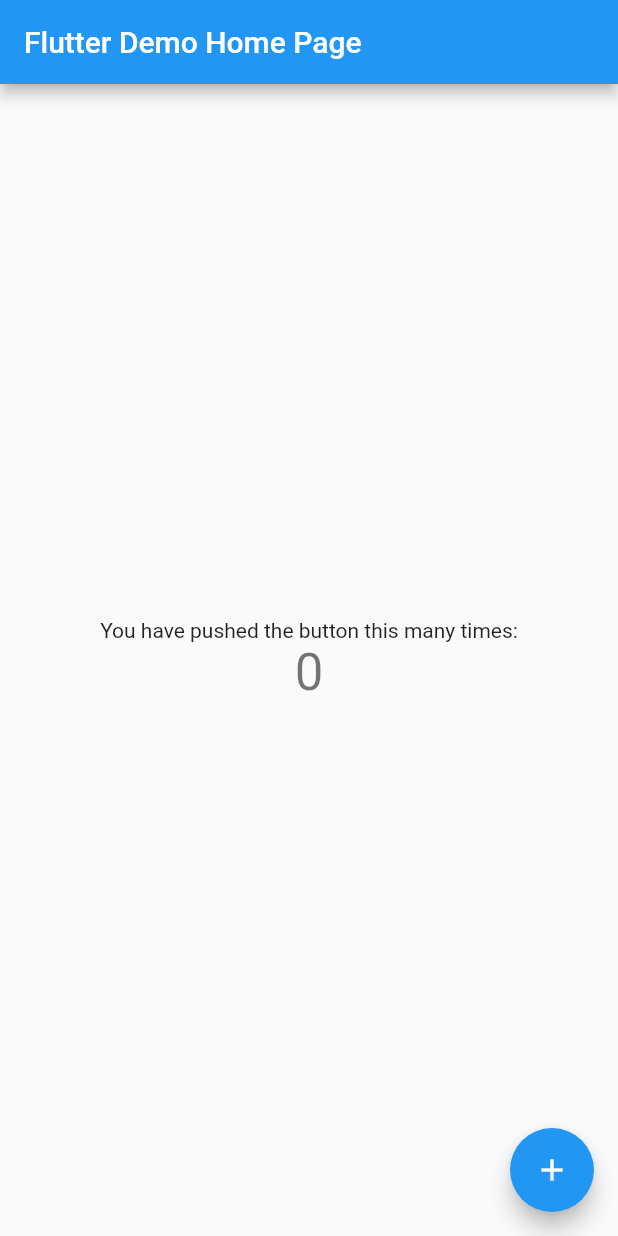
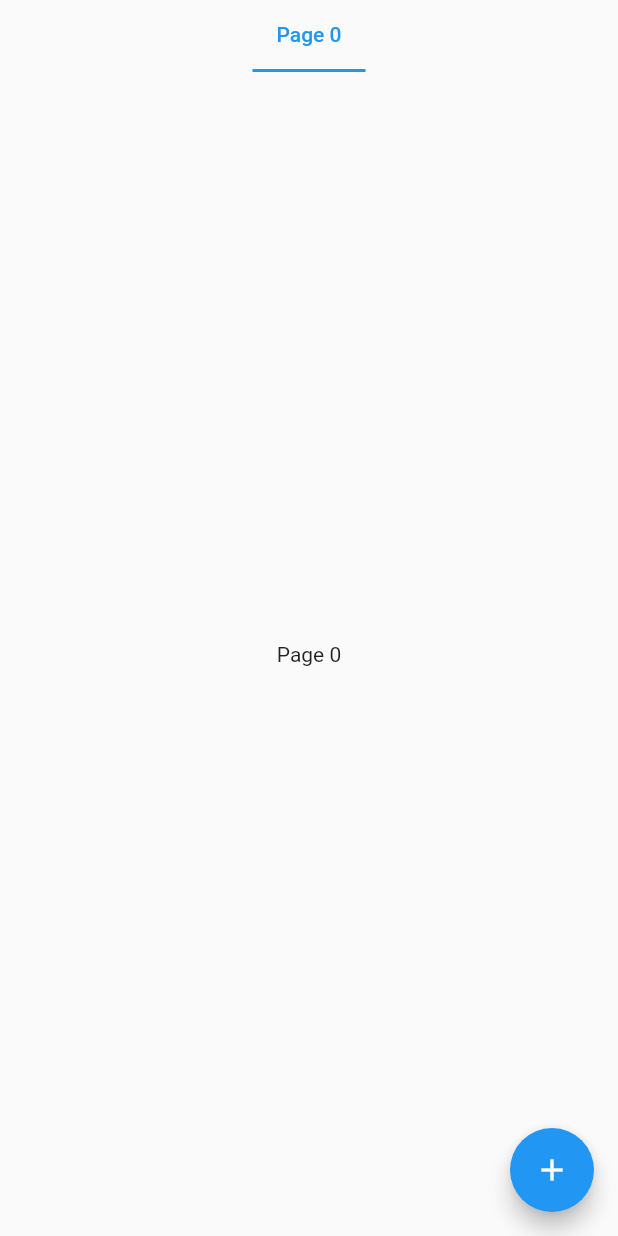
Before and after one commit to filipenanclarez/poc_custom_tabs_memory_leak, a Flutter app: the screen it shows after launch, on a phone screen of 412 x 824 dp. Run offline on Flutter 3.47's test engine with Material 2 defaults, Android fonts, the phone set to English and light mode, and no system bars.

Commit message:
simulação com custom tab no estado puro, usando list builder

```diff
--- a/lib/main.dart
+++ b/lib/main.dart
@@ -1,67 +1,260 @@
+import 'dart:async';
+
 import 'package:flutter/material.dart';
 
-void main() {
-  runApp(const MyApp());
-}
+void main() => runApp(MyApp());
 
 class MyApp extends StatelessWidget {
-  const MyApp({super.key});
-
   @override
   Widget build(BuildContext context) {
     return MaterialApp(
       title: 'Flutter Demo',
-      theme: ThemeData(
-        primarySwatch: Colors.blue,
-      ),
-      home: const MyHomePage(title: 'Flutter Demo Home Page'),
+      home: MyHomePage(),
     );
   }
 }
 
 class MyHomePage extends StatefulWidget {
-  const MyHomePage({super.key, required this.title});
-
-  final String title;
-
   @override
-  State<MyHomePage> createState() => _MyHomePageState();
+  _MyHomePageState createState() => _MyHomePageState();
 }
 
 class _MyHomePageState extends State<MyHomePage> {
-  int _counter = 0;
+  List<String> data = ['Page 0' /*, 'Page 1', 'Page 2'*/];
+  int initPosition = 0;
 
-  void _incrementCounter() {
-    setState(() {
-      _counter++;
+  static final customTabState = new GlobalKey<_CustomTabsState>();
+
+  @override
+  void initState() {
+    WidgetsBinding.instance.addPostFrameCallback((timeStamp) {
+      customTabState.currentState!.controller!.addListener(() {
+        debugPrint('addListener');
+      });
     });
+
+    super.initState();
+  }
+
+  @override
+  void dispose() {
+    customTabState.currentState!.controller!.removeListener(() {
+      debugPrint('removeListener');
+    });
+    super.dispose();
   }
 
   @override
   Widget build(BuildContext context) {
     return Scaffold(
-      appBar: AppBar(
-        title: Text(widget.title),
-      ),
-      body: Center(
-        child: Column(
-          mainAxisAlignment: MainAxisAlignment.center,
-          children: <Widget>[
-            const Text(
-              'You have pushed the button this many times:',
-            ),
-            Text(
-              '$_counter',
-              style: Theme.of(context).textTheme.headline4,
-            ),
-          ],
+      body: SafeArea(
+        child: CustomTabView(
+          key: customTabState,
+          initPosition: initPosition,
+          itemCount: data.length,
+          tabBuilder: (context, index) => Tab(text: data[index]),
+          pageBuilder: (context, index) => Center(child: Text(data[index])),
+          onPositionChange: (index) {
+            print('current position: $index');
+            initPosition = index;
+          },
+          onScroll: (position) => print('$position'),
         ),
       ),
       floatingActionButton: FloatingActionButton(
-        onPressed: _incrementCounter,
-        tooltip: 'Increment',
-        child: const Icon(Icons.add),
-      ), // This trailing comma makes auto-formatting nicer for build methods.
+        onPressed: () async {
+          for (var i = 0; i < 10; i++) {
+            for (var j = 0; j < 100; j++) {
+              setState(() {
+                data.add('Page ${data.length}');
+              });
+
+              setState(() {});
+
+              await customTabState.currentState!.createTabComplete();
+
+              customTabState.currentState!.controller!.animateTo(
+                  data.length - 1,
+                  duration: Duration(milliseconds: 100));
+
+              await Future.delayed(Duration(milliseconds: 500));
+            }
+
+            await Future.delayed(Duration(seconds: 1));
+
+            for (var j = 0; j < 100; j++) {
+              setState(() {
+                data.removeAt(data.length - 1);
+              });
+              await Future.delayed(Duration(milliseconds: 100));
+            }
+
+            await Future.delayed(Duration(seconds: 1));
+          }
+        },
+        child: Icon(Icons.add),
+      ),
     );
   }
 }
+
+/// Implementation
+
+class CustomTabView extends StatefulWidget {
+  final int itemCount;
+  final IndexedWidgetBuilder tabBuilder;
+  final IndexedWidgetBuilder pageBuilder;
+  final Widget? stub;
+  final ValueChanged<int>? onPositionChange;
+  final ValueChanged<double>? onScroll;
+  final int? initPosition;
+
+  const CustomTabView({
+    Key? key,
+    required this.itemCount,
+    required this.tabBuilder,
+    required this.pageBuilder,
+    this.stub,
+    this.onPositionChange,
+    this.onScroll,
+    this.initPosition,
+  }) : super(key: key);
+
+  @override
+  _CustomTabsState createState() => _CustomTabsState();
+}
+
+class _CustomTabsState extends State<CustomTabView>
+    with TickerProviderStateMixin {
+  TabController? controller;
+  int? _currentCount;
+  int? _currentPosition;
+
+  dynamic createTabCompleter;
+
+  Future<void> createTabComplete() async {
+    createTabCompleter = Completer();
+    return createTabCompleter.future;
+  }
+
+  @override
+  void initState() {
+    _currentPosition = widget.initPosition ?? 0;
+    controller = TabController(
+      length: widget.itemCount,
+      vsync: this,
+      initialIndex: _currentPosition!,
+    );
+    controller!.addListener(onPositionChange);
+    controller!.animation!.addListener(onScroll);
+    _currentCount = widget.itemCount;
+    super.initState();
+  }
+
+  @override
+  void didUpdateWidget(CustomTabView oldWidget) {
+    if (_currentCount != widget.itemCount) {
+      controller!.animation!.removeListener(onScroll);
+      controller!.removeListener(onPositionChange);
+      controller!.dispose();
+
+      if (widget.initPosition != null) {
+        _currentPosition = widget.initPosition;
+        WidgetsBinding.instance.addPostFrameCallback((timeStamp) {
+          if (!createTabCompleter.isCompleted) createTabCompleter.complete();
+        });
+      }
+
+      if (_currentPosition! > widget.itemCount - 1) {
+        _currentPosition = widget.itemCount - 1;
+        _currentPosition = _currentPosition! < 0 ? 0 : _currentPosition;
+        if (widget.onPositionChange is ValueChanged<int>) {
+          WidgetsBinding.instance.addPostFrameCallback((_) {
+            if (mounted) {
+              widget.onPositionChange!(_currentPosition!);
+            }
+          });
+        }
+      }
+
+      _currentCount = widget.itemCount;
+      setState(() {
+        controller = TabController(
+          length: widget.itemCount,
+          vsync: this,
+          initialIndex: _currentPosition!,
+        );
+        controller!.addListener(onPositionChange);
+        controller!.animation!.addListener(onScroll);
+      });
+    } else if (widget.initPosition != null) {
+      controller!.animateTo(widget.initPosition!);
+    }
+
+    super.didUpdateWidget(oldWidget);
+  }
+
+  @override
+  void dispose() {
+    controller!.animation!.removeListener(onScroll);
+    controller!.removeListener(onPositionChange);
+    controller!.dispose();
+    super.dispose();
+  }
+
+  @override
+  Widget build(BuildContext context) {
+    if (widget.itemCount < 1) return widget.stub ?? Container();
+
+    return Column(
+      crossAxisAlignment: CrossAxisAlignment.stretch,
+      children: <Widget>[
+        Container(
+          alignment: Alignment.center,
+          child: TabBar(
+            isScrollable: true,
+            controller: controller,
+            labelColor: Theme.of(context).primaryColor,
+            unselectedLabelColor: Theme.of(context).hintColor,
+            indicator: BoxDecoration(
+              border: Border(
+                bottom: BorderSide(
+                  color: Theme.of(context).primaryColor,
+                  width: 2,
+                ),
+              ),
+            ),
+            tabs: List.generate(
+              widget.itemCount,
+              (index) => widget.tabBuilder(context, index),
+            ),
+          ),
+        ),
+        Expanded(
+          child: TabBarView(
+            controller: controller,
+            children: List.generate(
+              widget.itemCount,
+              (index) => widget.pageBuilder(context, index),
+            ),
+          ),
+        ),
+      ],
+    );
+  }
+
+  onPositionChange() {
+    if (!controller!.indexIsChanging) {
+      _currentPosition = controller!.index;
+      if (widget.onPositionChange is ValueChanged<int>) {
+        widget.onPositionChange!(_currentPosition!);
+      }
+    }
+  }
+
+  onScroll() {
+    if (widget.onScroll is ValueChanged<double>) {
+      widget.onScroll!(controller!.animation!.value);
+    }
+  }
+}
```
